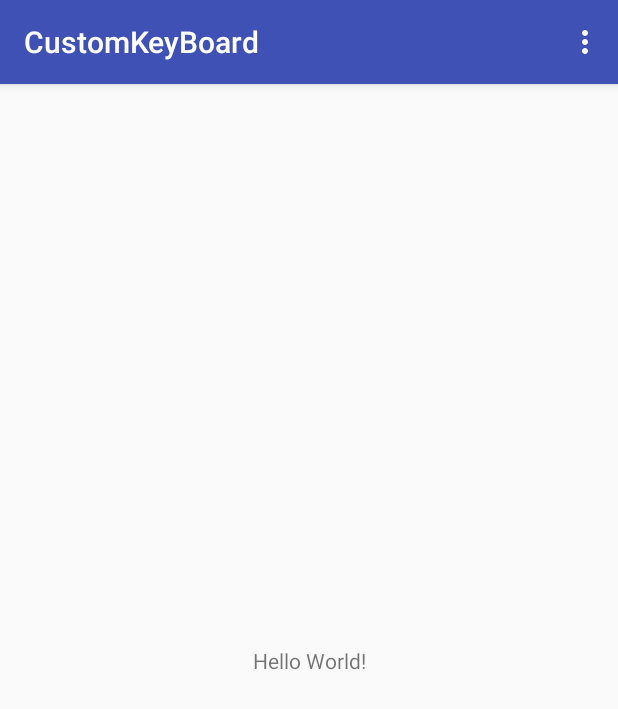
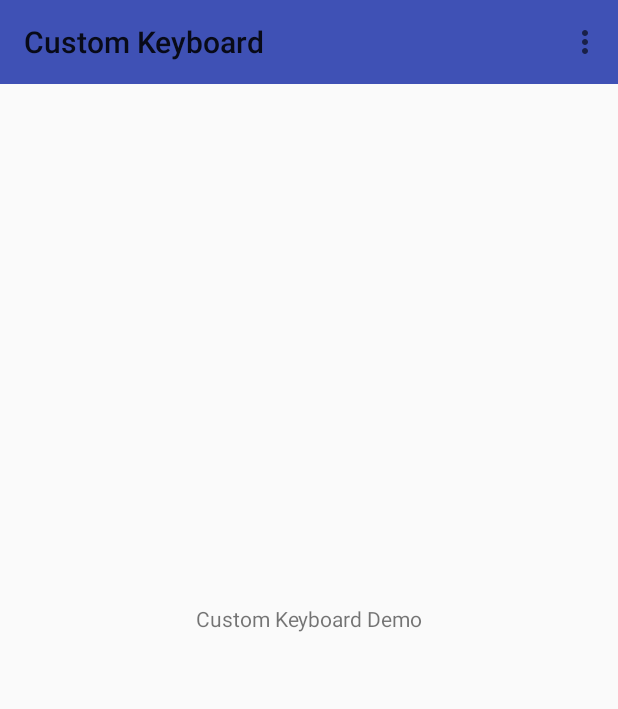
Before and after one commit to chhatrachhorm/AndroidAbsoluteBeginner, an Android app: the screen it shows after launch (MainActivity), on a phone screen of 412 x 824 dp. Shown: the top 709 px of the screen. Run offline under Robolectric (Android 15) with nearby library versions, the phone set to English and light mode, and no system bars.

Commit message:
Custom Keyboard

```diff
--- a/CustomKeyBoard/app/src/main/java/chhatrachhorm/onenterpise/customkeyboard/MainActivity.java
+++ b/CustomKeyBoard/app/src/main/java/chhatrachhorm/onenterpise/customkeyboard/MainActivity.java
@@ -2,6 +2,7 @@ package chhatrachhorm.onenterpise.customkeyboard;
 
 import android.support.v7.app.AppCompatActivity;
 import android.os.Bundle;
+import android.support.v7.widget.Toolbar;
 import android.view.Menu;
 import android.view.MenuItem;
 /**
@@ -11,10 +12,17 @@ import android.view.MenuItem;
  */
 public class MainActivity extends AppCompatActivity {
 
+    private Toolbar mToolbar;
     @Override
     protected void onCreate(Bundle savedInstanceState) {
         super.onCreate(savedInstanceState);
         setContentView(R.layout.activity_main);
+        mToolbar = findViewById(R.id.main_toolbar);
+        setSupportActionBar(mToolbar);
+        getSupportActionBar().setTitle("Custom Keyboard");
+
+
+
     }
 
     @Override
--- a/CustomKeyBoard/app/src/main/res/layout/activity_main.xml
+++ b/CustomKeyBoard/app/src/main/res/layout/activity_main.xml
@@ -6,10 +6,18 @@
     android:layout_height="match_parent"
     tools:context="chhatrachhorm.onenterpise.customkeyboard.MainActivity">
 
+    <android.support.v7.widget.Toolbar
+        android:id="@+id/main_toolbar"
+        android:layout_width="match_parent"
+        android:layout_height="wrap_content"
+        android:background="@color/colorPrimary"
+        android:theme="@style/Base.Theme.AppCompat.Light.DarkActionBar" />
+
     <TextView
         android:layout_width="wrap_content"
         android:layout_height="wrap_content"
-        android:text="Hello World!"
+        android:text="Custom Keyboard Demo"
+        android:theme="@style/Base.Theme.AppCompat.Light.DarkActionBar"
         app:layout_constraintBottom_toBottomOf="parent"
         app:layout_constraintLeft_toLeftOf="parent"
         app:layout_constraintRight_toRightOf="parent"
--- a/CustomKeyBoard/app/src/main/res/values/styles.xml
+++ b/CustomKeyBoard/app/src/main/res/values/styles.xml
@@ -1,7 +1,7 @@
 <resources>
 
     <!-- Base application theme. -->
-    <style name="AppTheme" parent="Theme.AppCompat.Light.DarkActionBar">
+    <style name="AppTheme" parent="Theme.AppCompat.Light.NoActionBar">
         <!-- Customize your theme here. -->
         <item name="colorPrimary">@color/colorPrimary</item>
         <item name="colorPrimaryDark">@color/colorPrimaryDark</item>
```
